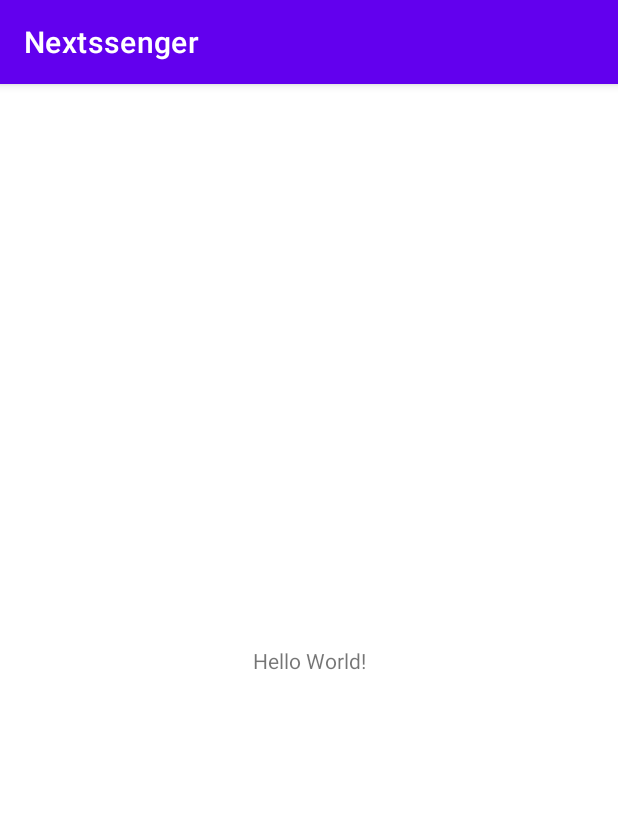
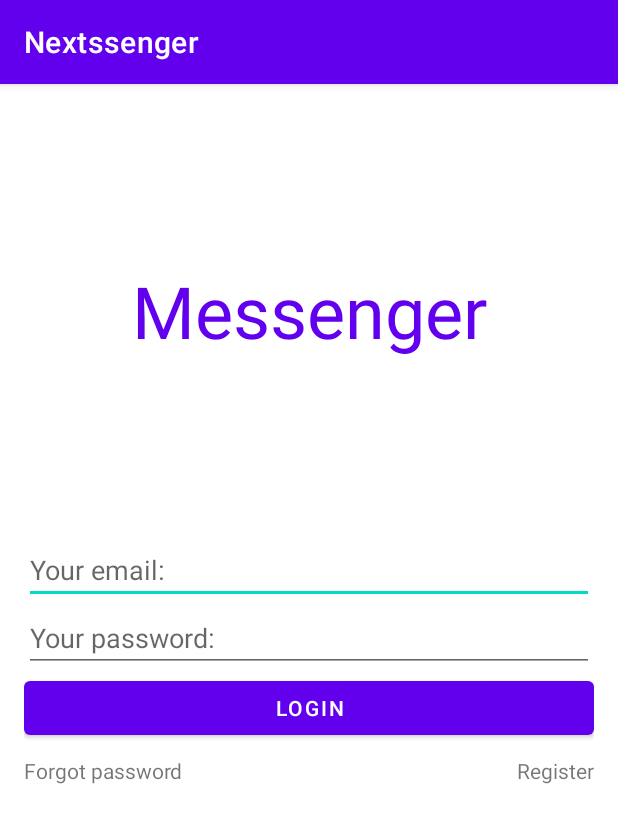
Before and after one commit to AmarantBCL/Nextssenger-Android-Firebase, an Android app: the screen it shows after launch (MainActivity before the commit, LoginActivity after it), on a phone screen of 412 x 824 dp. Shown: the top 823 px of the screen. Run offline under Robolectric (Android 15) with nearby library versions, the phone set to English and light mode, and no system bars; our stand-ins replace Firebase (no records; nobody signed in at launch, a user with empty details on screens opened directly).

```diff
--- /dev/null
+++ b/app/src/main/java/com/example/android/nextssenger/LoginActivity.java
@@ -0,0 +1,85 @@
+package com.example.android.nextssenger;
+
+import android.content.Intent;
+import android.os.Bundle;
+import android.widget.Button;
+import android.widget.EditText;
+import android.widget.TextView;
+import android.widget.Toast;
+
+import androidx.appcompat.app.AppCompatActivity;
+import androidx.lifecycle.Observer;
+import androidx.lifecycle.ViewModelProvider;
+
+import com.example.android.nextssenger.architecture.LoginViewModel;
+import com.google.firebase.auth.FirebaseUser;
+
+import java.util.Locale;
+
+public class LoginActivity extends AppCompatActivity {
+    private EditText editTextEmail, editTextPassword;
+    private Button buttonLogin;
+    private TextView textViewForgot, textViewRegister;
+
+    private LoginViewModel viewModel;
+
+    @Override
+    protected void onCreate(Bundle savedInstanceState) {
+        super.onCreate(savedInstanceState);
+        setContentView(R.layout.activity_login);
+        initViews();
+        viewModel = new ViewModelProvider(this).get(LoginViewModel.class);
+        observeViewModel();
+        setClickListeners();
+    }
+
+    private void observeViewModel() {
+        viewModel.getUser().observe(this, new Observer<FirebaseUser>() {
+            @Override
+            public void onChanged(FirebaseUser user) {
+                if (user != null) {
+                    Intent intent = UsersActivity.newIntent(LoginActivity.this);
+                    startActivity(intent);
+                    finish();
+                }
+            }
+        });
+        viewModel.getError().observe(this, new Observer<String>() {
+            @Override
+            public void onChanged(String errorMsg) {
+                if (errorMsg != null) {
+                    Toast.makeText(LoginActivity.this, errorMsg, Toast.LENGTH_SHORT).show();
+                }
+            }
+        });
+    }
+
+    private void setClickListeners() {
+        buttonLogin.setOnClickListener(v -> {
+            String email = editTextEmail.getText().toString().trim();
+            String password = editTextPassword.getText().toString().trim();
+            if (email.isEmpty() || password.isEmpty()) {
+                Toast.makeText(this, "Enter email and password!", Toast.LENGTH_SHORT).show();
+            } else {
+                viewModel.login(email, password);
+            }
+        });
+        textViewForgot.setOnClickListener(v -> {
+            Intent intent = ResetPasswordActivity.newIntent(LoginActivity.this,
+                    editTextEmail.getText().toString().trim());
+            startActivity(intent);
+        });
+        textViewRegister.setOnClickListener(v -> {
+            Intent intent = RegistrationActivity.newIntent(LoginActivity.this);
+            startActivity(intent);
+        });
+    }
+
+    private void initViews() {
+        editTextEmail = findViewById(R.id.edit_email);
+        editTextPassword = findViewById(R.id.edit_password);
+        buttonLogin = findViewById(R.id.btn_login);
+        textViewForgot = findViewById(R.id.tv_forgot);
+        textViewRegister = findViewById(R.id.tv_register);
+    }
+}
--- a/app/src/main/java/com/example/android/nextssenger/MainActivity.java
+++ /dev/null
@@ -1,14 +0,0 @@
-package com.example.android.nextssenger;
-
-import androidx.appcompat.app.AppCompatActivity;
-
-import android.os.Bundle;
-
-public class MainActivity extends AppCompatActivity {
-
-    @Override
-    protected void onCreate(Bundle savedInstanceState) {
-        super.onCreate(savedInstanceState);
-        setContentView(R.layout.activity_main);
-    }
-}
--- /dev/null
+++ b/app/src/main/java/com/example/android/nextssenger/architecture/LoginViewModel.java
@@ -0,0 +1,51 @@
+package com.example.android.nextssenger.architecture;
+
+import androidx.annotation.NonNull;
+import androidx.lifecycle.LiveData;
+import androidx.lifecycle.MutableLiveData;
+import androidx.lifecycle.ViewModel;
+
+import com.google.android.gms.tasks.OnFailureListener;
+import com.google.android.gms.tasks.OnSuccessListener;
+import com.google.firebase.auth.AuthResult;
+import com.google.firebase.auth.FirebaseAuth;
+import com.google.firebase.auth.FirebaseUser;
+
+public class LoginViewModel extends ViewModel {
+    FirebaseAuth auth;
+    MutableLiveData<FirebaseUser> user = new MutableLiveData<>();
+    MutableLiveData<String> error = new MutableLiveData<>();
+
+    public LoginViewModel() {
+        auth = FirebaseAuth.getInstance();
+        auth.addAuthStateListener(new FirebaseAuth.AuthStateListener() {
+            @Override
+            public void onAuthStateChanged(@NonNull FirebaseAuth firebaseAuth) {
+                if (firebaseAuth.getCurrentUser() != null) {
+                    user.setValue(auth.getCurrentUser());
+                }
+            }
+        });
+    }
+
+    public LiveData<FirebaseUser> getUser() {
+        return user;
+    }
+
+    public LiveData<String> getError() {
+        return error;
+    }
+
+    public void login(String email, String password) {
+        auth.signInWithEmailAndPassword(email, password).addOnSuccessListener(new OnSuccessListener<AuthResult>() {
+            @Override
+            public void onSuccess(AuthResult authResult) {
+            }
+        }).addOnFailureListener(new OnFailureListener() {
+            @Override
+            public void onFailure(@NonNull Exception e) {
+                error.setValue(e.getMessage());
+            }
+        });
+    }
+}
--- /dev/null
+++ b/app/src/main/res/layout/activity_login.xml
@@ -0,0 +1,80 @@
+<?xml version="1.0" encoding="utf-8"?>
+<androidx.constraintlayout.widget.ConstraintLayout xmlns:android="http://schemas.android.com/apk/res/android"
+    xmlns:app="http://schemas.android.com/apk/res-auto"
+    xmlns:tools="http://schemas.android.com/tools"
+    android:layout_width="match_parent"
+    android:layout_height="match_parent"
+    tools:context=".LoginActivity">
+
+    <TextView
+        android:layout_width="0dp"
+        android:layout_height="wrap_content"
+        android:gravity="center"
+        android:text="Messenger"
+        android:textColor="?attr/colorPrimary"
+        android:textSize="48sp"
+        app:layout_constraintBottom_toTopOf="@id/linear_center_block"
+        app:layout_constraintEnd_toEndOf="parent"
+        app:layout_constraintStart_toStartOf="parent"
+        app:layout_constraintTop_toTopOf="parent" />
+
+    <LinearLayout
+        android:id="@+id/linear_center_block"
+        android:layout_width="0dp"
+        android:layout_height="wrap_content"
+        android:layout_marginHorizontal="16dp"
+        android:orientation="vertical"
+        app:layout_constraintBottom_toBottomOf="parent"
+        app:layout_constraintEnd_toEndOf="parent"
+        app:layout_constraintStart_toStartOf="parent"
+        app:layout_constraintTop_toTopOf="parent">
+
+        <EditText
+            android:id="@+id/edit_email"
+            android:layout_width="match_parent"
+            android:layout_height="wrap_content"
+            android:hint="Your email:"
+            android:inputType="textEmailAddress" />
+
+        <EditText
+            android:id="@+id/edit_password"
+            android:layout_width="match_parent"
+            android:layout_height="wrap_content"
+            android:hint="Your password:"
+            android:inputType="textPassword" />
+
+        <Button
+            android:id="@+id/btn_login"
+            android:layout_width="match_parent"
+            android:layout_height="wrap_content"
+            android:text="LOGIN" />
+
+        <LinearLayout
+            android:id="@+id/linear_forgot_register"
+            android:layout_width="match_parent"
+            android:layout_height="wrap_content"
+            android:layout_marginTop="8dp"
+            android:orientation="horizontal">
+
+            <TextView
+                android:id="@+id/tv_forgot"
+                android:layout_width="0dp"
+                android:layout_height="wrap_content"
+                android:layout_weight="1"
+                android:gravity="start"
+                android:text="Forgot password" />
+
+            <TextView
+                android:id="@+id/tv_register"
+                android:layout_width="0dp"
+                android:layout_height="wrap_content"
+                android:layout_weight="1"
+                android:gravity="end"
+                android:text="Register" />
+
+        </LinearLayout>
+
+    </LinearLayout>
+
+
+</androidx.constraintlayout.widget.ConstraintLayout>
--- a/app/src/main/res/layout/activity_main.xml
+++ b/app/src/main/res/layout/activity_users.xml
@@ -4,15 +4,6 @@
     xmlns:tools="http://schemas.android.com/tools"
     android:layout_width="match_parent"
     android:layout_height="match_parent"
-    tools:context=".MainActivity">
-
-    <TextView
-        android:layout_width="wrap_content"
-        android:layout_height="wrap_content"
-        android:text="Hello World!"
-        app:layout_constraintBottom_toBottomOf="parent"
-        app:layout_constraintEnd_toEndOf="parent"
-        app:layout_constraintStart_toStartOf="parent"
-        app:layout_constraintTop_toTopOf="parent" />
+    tools:context=".UsersActivity">
 
 </androidx.constraintlayout.widget.ConstraintLayout>
--- /dev/null
+++ b/app/src/main/res/menu/users_menu.xml
@@ -0,0 +1,6 @@
+<?xml version="1.0" encoding="utf-8"?>
+<menu xmlns:android="http://schemas.android.com/apk/res/android">
+    <item
+        android:id="@+id/item_logout"
+        android:title="@string/logout" />
+</menu>
--- a/app/src/main/res/values/strings.xml
+++ b/app/src/main/res/values/strings.xml
@@ -1,3 +1,4 @@
 <resources>
     <string name="app_name">Nextssenger</string>
+    <string name="logout">Logout</string>
 </resources>
```
Also changed, not shown: app/src/main/AndroidManifest.xml (+16 -2 lines), app/src/main/java/com/example/android/nextssenger/RegistrationActivity.java (added, +86 -0 lines), app/src/main/java/com/example/android/nextssenger/ResetPasswordActivity.java (added, +76 -0 lines), app/src/main/java/com/example/android/nextssenger/UsersActivity.java (added, +59 -0 lines), app/src/main/java/com/example/android/nextssenger/architecture/RegistrationViewModel.java (added, +45 -0 lines), app/src/main/java/com/example/android/nextssenger/architecture/ResetPasswordViewModel.java (added, +41 -0 lines), app/src/main/java/com/example/android/nextssenger/architecture/UsersViewModel.java (added, +31 -0 lines), app/src/main/res/layout/activity_registration.xml (added, +79 -0 lines), app/src/main/res/layout/activity_reset_password.xml (added, +36 -0 lines).
